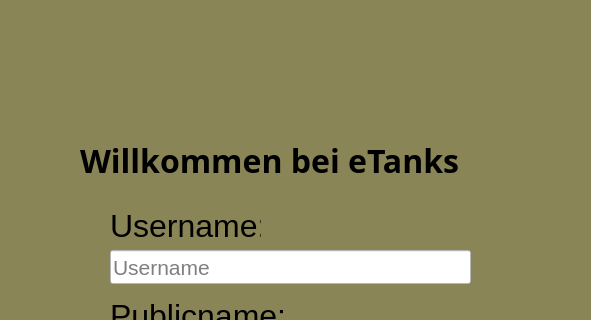
Qt form client_python/gui_prototype/RegisterUserView.ui (DeRocketman/paf-group-f_eTanks) before a commit; both pictures show x 370 to 961 and y 120 to 440 of the 1200 by 850 pixel window.
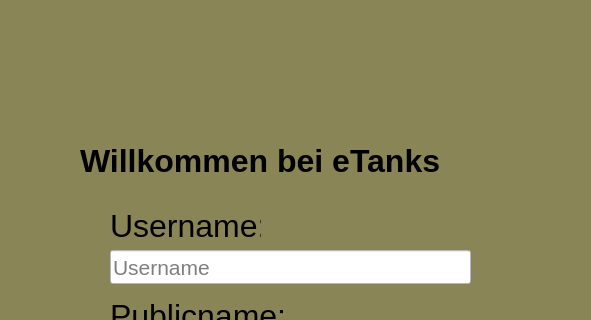
The same form after that commit.

Commit message: DS: fix ResourceFile and fix the tiny things in *.ui files

Patch:
```diff
--- a/client_python/gui_prototype/RegisterUserView.ui
+++ b/client_python/gui_prototype/RegisterUserView.ui
@@ -10,6 +10,12 @@
     <height>850</height>
    </rect>
   </property>
+  <property name="sizePolicy">
+   <sizepolicy hsizetype="Fixed" vsizetype="Fixed">
+    <horstretch>0</horstretch>
+    <verstretch>0</verstretch>
+   </sizepolicy>
+  </property>
   <property name="styleSheet">
    <string notr="true">background: #8A8557;</string>
   </property>
@@ -119,7 +125,6 @@
    </property>
    <property name="font">
     <font>
-     <family>Stencil</family>
      <pointsize>24</pointsize>
      <bold>true</bold>
     </font>
```
The commit also changes 6 other files.
